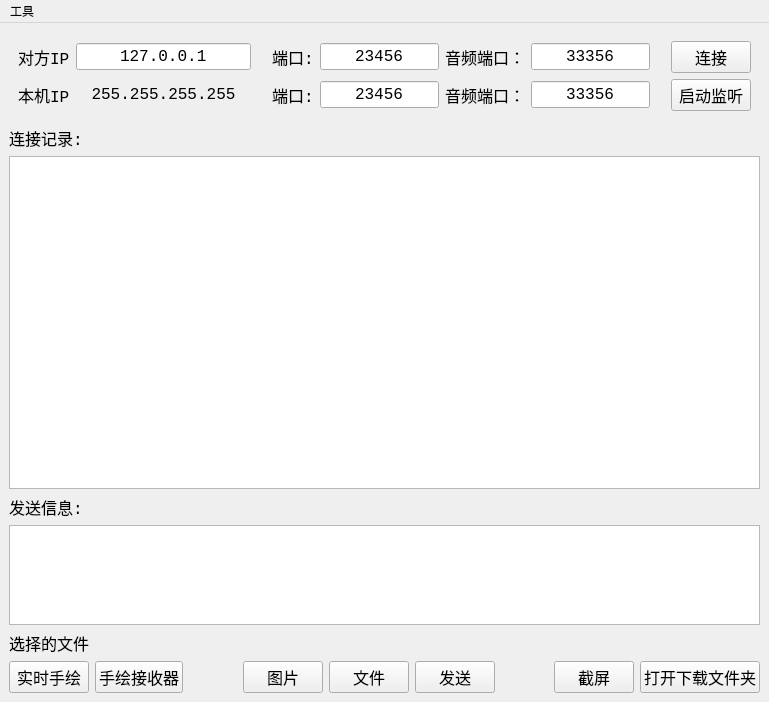
First picture: the form in tcpsocket/mainwindow.ui, repository ningzichun/socket, before the edit.
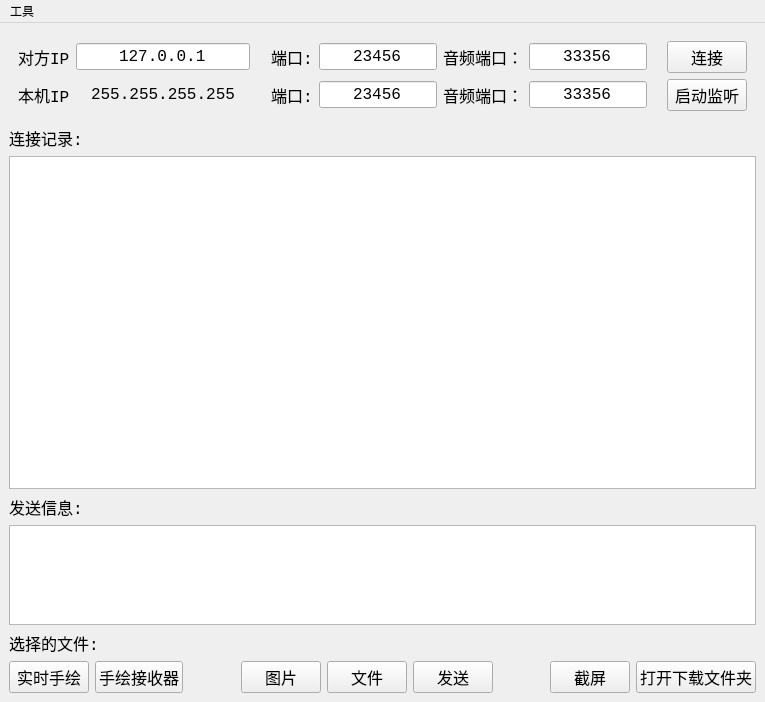
Second picture: the form after the edit.

What changed in the file:
```diff
--- a/tcpsocket/mainwindow.ui
+++ b/tcpsocket/mainwindow.ui
@@ -6,7 +6,7 @@
    <rect>
     <x>0</x>
     <y>0</y>
-    <width>769</width>
+    <width>765</width>
     <height>702</height>
    </rect>
   </property>
@@ -266,7 +266,7 @@
          </property>
          <property name="sizeHint" stdset="0">
           <size>
-           <width>16</width>
+           <width>17</width>
            <height>24</height>
           </size>
          </property>
@@ -294,7 +294,7 @@
          </property>
         </widget>
        </item>
-       <item row="1" column="7">
+       <item row="0" column="7">
         <spacer name="horizontalSpacer_4">
          <property name="orientation">
           <enum>Qt::Horizontal</enum>
@@ -386,7 +386,7 @@
        </font>
       </property>
       <property name="text">
-       <string>选择的文件</string>
+       <string>选择的文件:</string>
       </property>
      </widget>
     </item>
@@ -524,7 +524,7 @@
     <rect>
      <x>0</x>
      <y>0</y>
-     <width>769</width>
+     <width>765</width>
      <height>22</height>
     </rect>
    </property>
```
